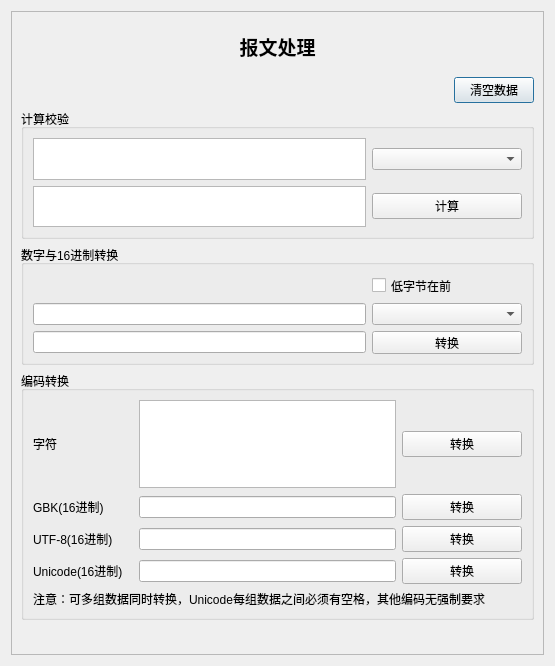
whx110123/nettool, file src/form/dialogdealdata.ui: the form before one commit.
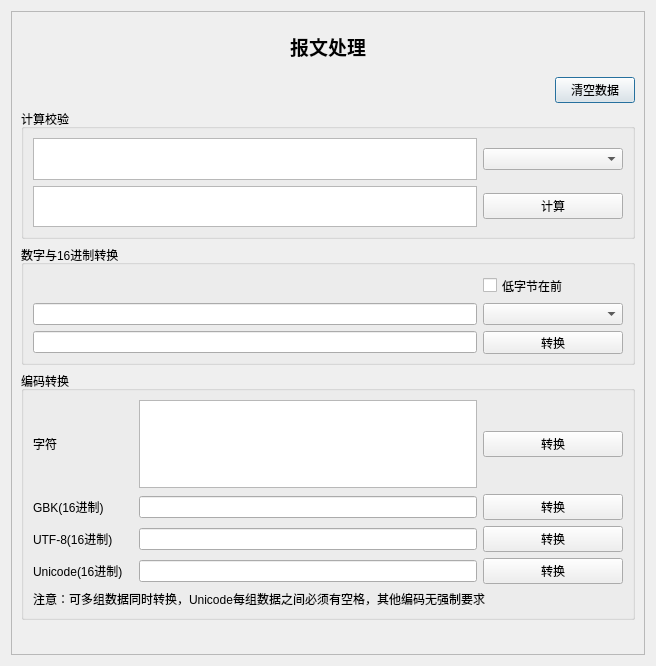
The form after the commit.

The edit to the form file:
```diff
--- a/src/form/dialogdealdata.ui
+++ b/src/form/dialogdealdata.ui
@@ -6,7 +6,7 @@
    <rect>
     <x>0</x>
     <y>0</y>
-    <width>555</width>
+    <width>656</width>
     <height>666</height>
    </rect>
   </property>
@@ -96,7 +96,7 @@
           <widget class="QComboBox" name="cbcrc">
            <property name="minimumSize">
             <size>
-             <width>150</width>
+             <width>140</width>
              <height>0</height>
             </size>
            </property>
@@ -145,7 +145,7 @@
           <widget class="QComboBox" name="cbtransform">
            <property name="minimumSize">
             <size>
-             <width>150</width>
+             <width>140</width>
              <height>0</height>
             </size>
            </property>
@@ -271,7 +271,7 @@
           <widget class="QPushButton" name="Bt1">
            <property name="minimumSize">
             <size>
-             <width>120</width>
+             <width>140</width>
              <height>0</height>
             </size>
            </property>
```
